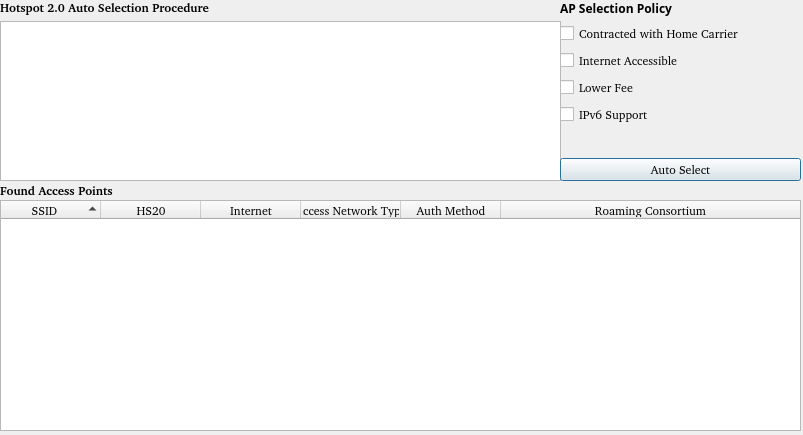
Before: the Qt Designer form wpa_supplicant/wpa_gui-qt4/hotspot2.ui in furtherLee/wpa_supplicant_demo, drawn with Qt 5.
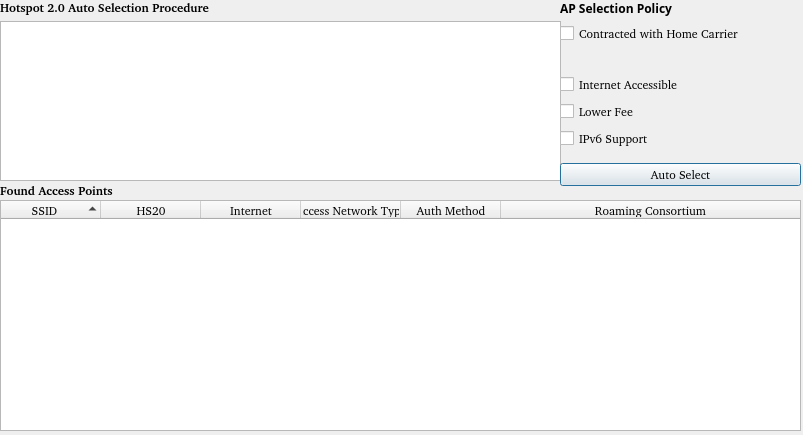
After: the same form once the commit is applied.

Diff of the .ui file:
```diff
--- a/wpa_supplicant/wpa_gui-qt4/hotspot2.ui
+++ b/wpa_supplicant/wpa_gui-qt4/hotspot2.ui
@@ -221,7 +221,7 @@
      <x>560</x>
      <y>0</y>
      <width>241</width>
-     <height>181</height>
+     <height>186</height>
     </rect>
    </property>
    <layout class="QVBoxLayout" name="verticalLayout_2">
@@ -253,6 +253,13 @@
       </property>
      </widget>
     </item>
+    <item>
+     <widget class="QLabel" name="ouiLab">
+      <property name="text">
+       <string/>
+      </property>
+     </widget>
+    </item>
     <item>
      <widget class="QCheckBox" name="interAcceessCheck">
       <property name="font">
```
Left out of the diff: 6 changed lines with no effect on the pictures.
